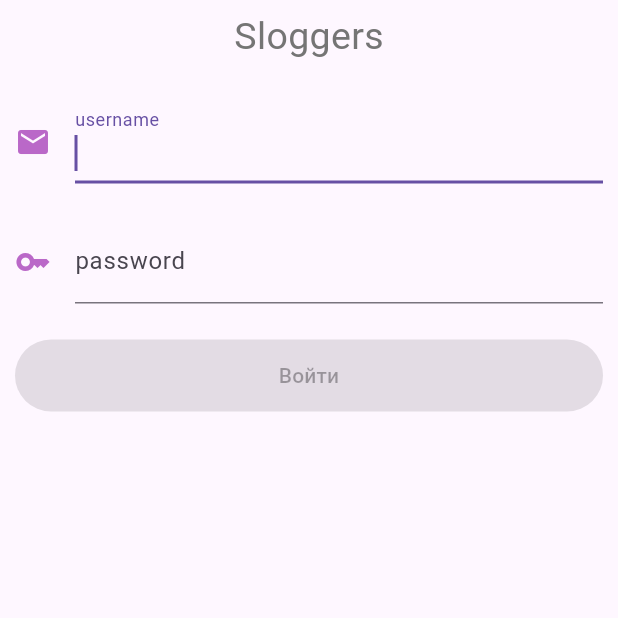
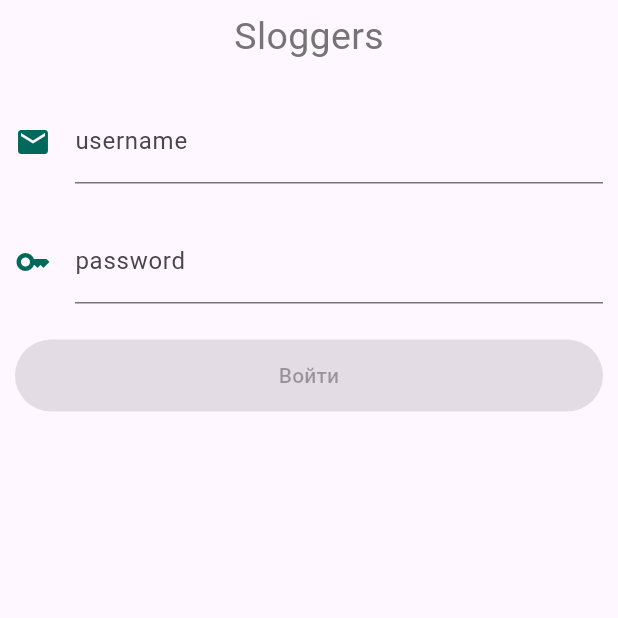
Before and after one commit to ValereyCHernousov/space-ru, a Flutter app: the screen it shows after launch, on a phone screen of 412 x 824 dp, the top half of it. Run offline on Flutter 3.47's test engine with Material 3 defaults, Android fonts, the phone set to English and light mode, and no system bars; our stand-ins replace bloc, equatable, flutter_bloc, formz; accounts and stored records are empty.

Commit message:
мелкие правки стиля

```diff
--- a/space_ru/lib/pages/login_form.dart
+++ b/space_ru/lib/pages/login_form.dart
@@ -49,14 +49,13 @@ class _UsernameInput extends StatelessWidget {
 
     return TextField(
       key: const Key('loginForm_usernameInput_textField'),
-      autofocus: true,
       onChanged: (username) {
         context.read<LoginBloc>().add(LoginUsernameChanged(username));
       },
       decoration: InputDecoration(
         icon: Icon(
           Icons.mail,
-          color: Colors.purple.shade300,
+          color: Colors.teal.shade800,
         ),
         labelText: 'username',
         errorText: displayError != null ? 'invalid username' : null,
@@ -104,7 +103,7 @@ class _PasswordInput extends StatelessWidget {
       decoration: InputDecoration(
         icon: Icon(
           Icons.key,
-          color: Colors.purple.shade300,
+          color: Colors.teal.shade800,
         ),
         labelText: 'password',
         errorText: displayError != null ? 'invalid password' : null,
@@ -127,7 +126,7 @@ class _LoginButton extends StatelessWidget {
     return ElevatedButton(
       style: ElevatedButton.styleFrom(
           foregroundColor: Colors.black54,
-          backgroundColor: Colors.purple.shade50,
+          backgroundColor: Colors.teal.shade50,
           minimumSize: const Size(400, 48)),
       key: const Key('loginForm_continue_raisedButton'),
       onPressed: isValid
--- a/space_ru/lib/pages/menu_bar.dart
+++ b/space_ru/lib/pages/menu_bar.dart
@@ -37,7 +37,6 @@ class _DrawerMenuState extends State<DrawerMenu> {
   Widget build(BuildContext context) {
     return Scaffold(
       appBar: AppBar(
-        title: Text("Home"),
         leading: Builder(
           builder: (context) {
             return IconButton(
@@ -58,7 +57,7 @@ class _DrawerMenuState extends State<DrawerMenu> {
           children: <Widget>[
             const UserAccountsDrawerHeader(
               // <-- SEE HERE
-              decoration: BoxDecoration(color: const Color(0xff764abc)),
+              decoration: BoxDecoration(color: Colors.grey),
               accountName: Text(
                 "Черноусов Валерий",
                 style: TextStyle(
```
Also changed, not shown: space_ru/lib/assets/launch.png.
